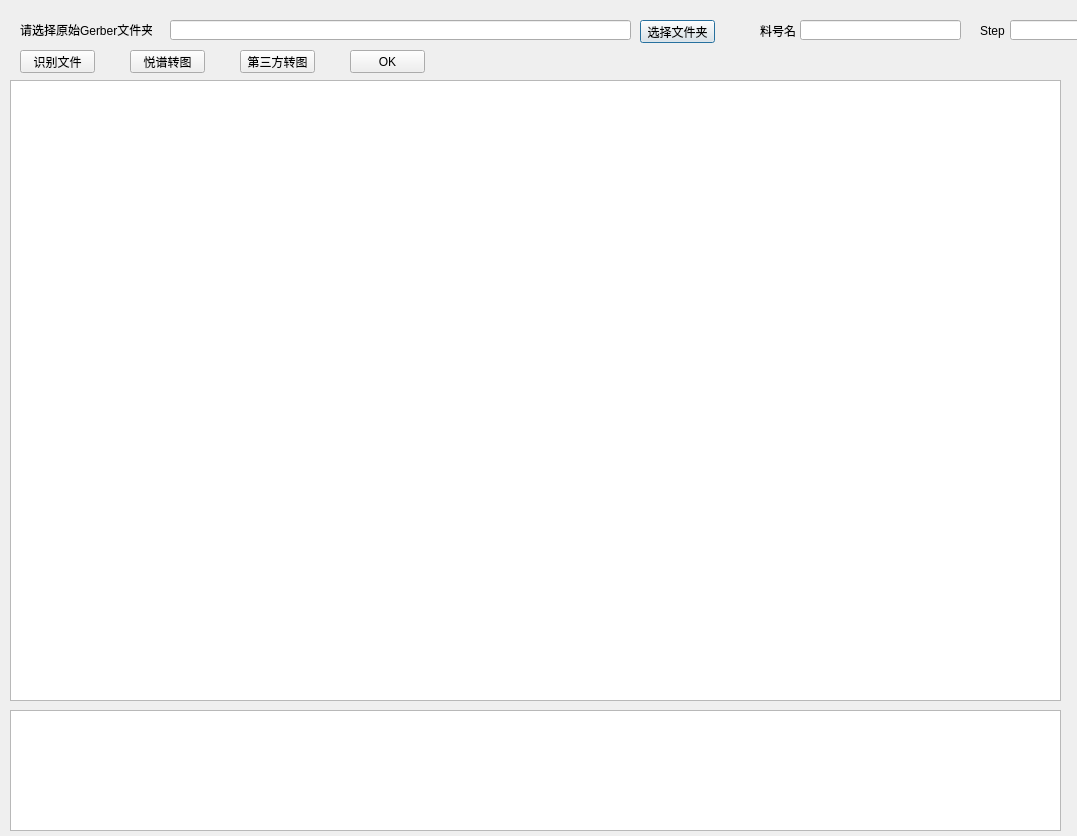
Old version of the form ui/dialogInput.ui in the repository naivete13sky/epvs.
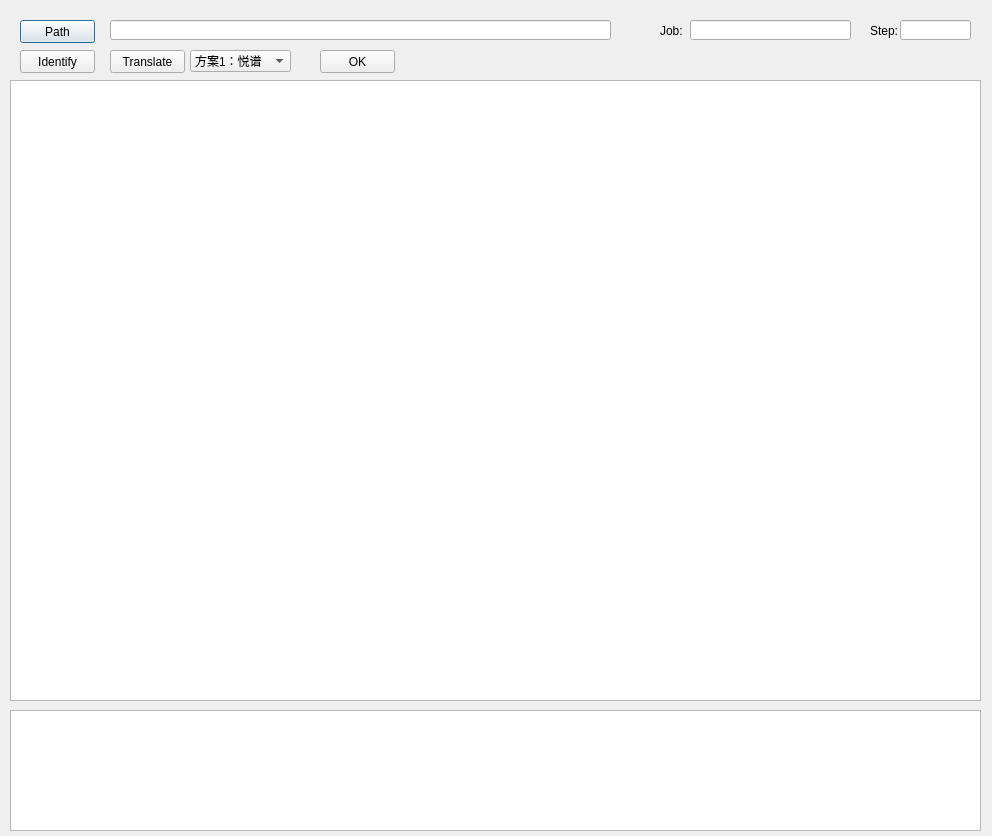
New version of the form.

Patch:
```diff
--- a/ui/dialogInput.ui
+++ b/ui/dialogInput.ui
@@ -6,7 +6,7 @@
    <rect>
     <x>0</x>
     <y>0</y>
-    <width>1077</width>
+    <width>992</width>
     <height>836</height>
    </rect>
   </property>
@@ -16,7 +16,7 @@
   <widget class="QLabel" name="labelJobName">
    <property name="geometry">
     <rect>
-     <x>760</x>
+     <x>660</x>
      <y>20</y>
      <width>54</width>
      <height>21</height>
@@ -29,13 +29,13 @@
     </font>
    </property>
    <property name="text">
-    <string>料号名</string>
+    <string>Job:</string>
    </property>
   </widget>
   <widget class="QLineEdit" name="lineEditJobName">
    <property name="geometry">
     <rect>
-     <x>800</x>
+     <x>690</x>
      <y>20</y>
      <width>161</width>
      <height>20</height>
@@ -45,9 +45,9 @@
   <widget class="QLineEdit" name="lineEditGerberFolderPath">
    <property name="geometry">
     <rect>
-     <x>170</x>
+     <x>110</x>
      <y>20</y>
-     <width>461</width>
+     <width>501</width>
      <height>20</height>
     </rect>
    </property>
@@ -55,7 +55,7 @@
   <widget class="QPushButton" name="pushButtonSelectGerber">
    <property name="geometry">
     <rect>
-     <x>640</x>
+     <x>20</x>
      <y>20</y>
      <width>75</width>
      <height>23</height>
@@ -68,32 +68,13 @@
     </font>
    </property>
    <property name="text">
-    <string>选择文件夹</string>
-   </property>
-  </widget>
-  <widget class="QPushButton" name="pushButtonTranslateG">
-   <property name="geometry">
-    <rect>
-     <x>240</x>
-     <y>50</y>
-     <width>75</width>
-     <height>23</height>
-    </rect>
-   </property>
-   <property name="font">
-    <font>
-     <weight>50</weight>
-     <bold>false</bold>
-    </font>
-   </property>
-   <property name="text">
-    <string>第三方转图</string>
+    <string>Path</string>
    </property>
   </widget>
   <widget class="QLineEdit" name="lineEditStep">
    <property name="geometry">
     <rect>
-     <x>1010</x>
+     <x>900</x>
      <y>20</y>
      <width>71</width>
      <height>20</height>
@@ -105,7 +86,7 @@
     <rect>
      <x>10</x>
      <y>80</y>
-     <width>1051</width>
+     <width>971</width>
      <height>621</height>
     </rect>
    </property>
@@ -113,7 +94,7 @@
   <widget class="QPushButton" name="pushButtonTranslateEP">
    <property name="geometry">
     <rect>
-     <x>130</x>
+     <x>110</x>
      <y>50</y>
      <width>75</width>
      <height>23</height>
@@ -126,15 +107,15 @@
     </font>
    </property>
    <property name="text">
-    <string>悦谱转图</string>
+    <string>Translate</string>
    </property>
   </widget>
   <widget class="QLabel" name="labelStep">
    <property name="geometry">
     <rect>
-     <x>980</x>
+     <x>870</x>
      <y>20</y>
-     <width>31</width>
+     <width>41</width>
      <height>21</height>
     </rect>
    </property>
@@ -145,7 +126,7 @@
     </font>
    </property>
    <property name="text">
-    <string>Step</string>
+    <string>Step:</string>
    </property>
   </widget>
   <widget class="QPushButton" name="pushButtonIdentify">
@@ -164,26 +145,7 @@
     </font>
    </property>
    <property name="text">
-    <string>识别文件</string>
-   </property>
-  </widget>
-  <widget class="QLabel" name="labelSelectGerber">
-   <property name="geometry">
-    <rect>
-     <x>20</x>
-     <y>20</y>
-     <width>132</width>
-     <height>20</height>
-    </rect>
-   </property>
-   <property name="font">
-    <font>
-     <weight>50</weight>
-     <bold>false</bold>
-    </font>
-   </property>
-   <property name="text">
-    <string>请选择原始Gerber文件夹</string>
+    <string>Identify</string>
    </property>
   </widget>
   <widget class="QTextBrowser" name="textBrowserLog">
@@ -191,7 +153,7 @@
     <rect>
      <x>10</x>
      <y>710</y>
-     <width>1051</width>
+     <width>971</width>
      <height>121</height>
     </rect>
    </property>
@@ -199,7 +161,7 @@
   <widget class="QPushButton" name="pushButtonOK">
    <property name="geometry">
     <rect>
-     <x>350</x>
+     <x>320</x>
      <y>50</y>
      <width>75</width>
      <height>23</height>
@@ -209,6 +171,31 @@
     <string>OK</string>
    </property>
   </widget>
+  <widget class="QComboBox" name="comboBoxInputMethod">
+   <property name="geometry">
+    <rect>
+     <x>190</x>
+     <y>50</y>
+     <width>101</width>
+     <height>22</height>
+    </rect>
+   </property>
+   <item>
+    <property name="text">
+     <string>方案1：悦谱</string>
+    </property>
+   </item>
+   <item>
+    <property name="text">
+     <string>方案2：G</string>
+    </property>
+   </item>
+   <item>
+    <property name="text">
+     <string>方案3：待实现</string>
+    </property>
+   </item>
+  </widget>
  </widget>
  <resources/>
  <connections/>
```
Left out of the diff: 2 changed lines with no effect on the pictures.
